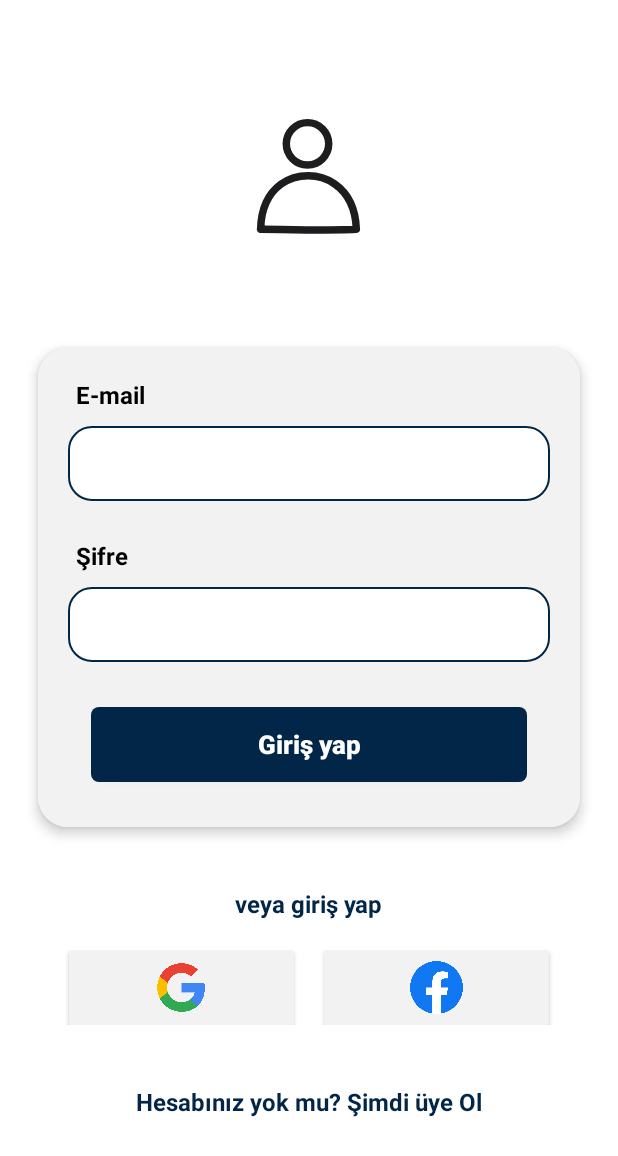
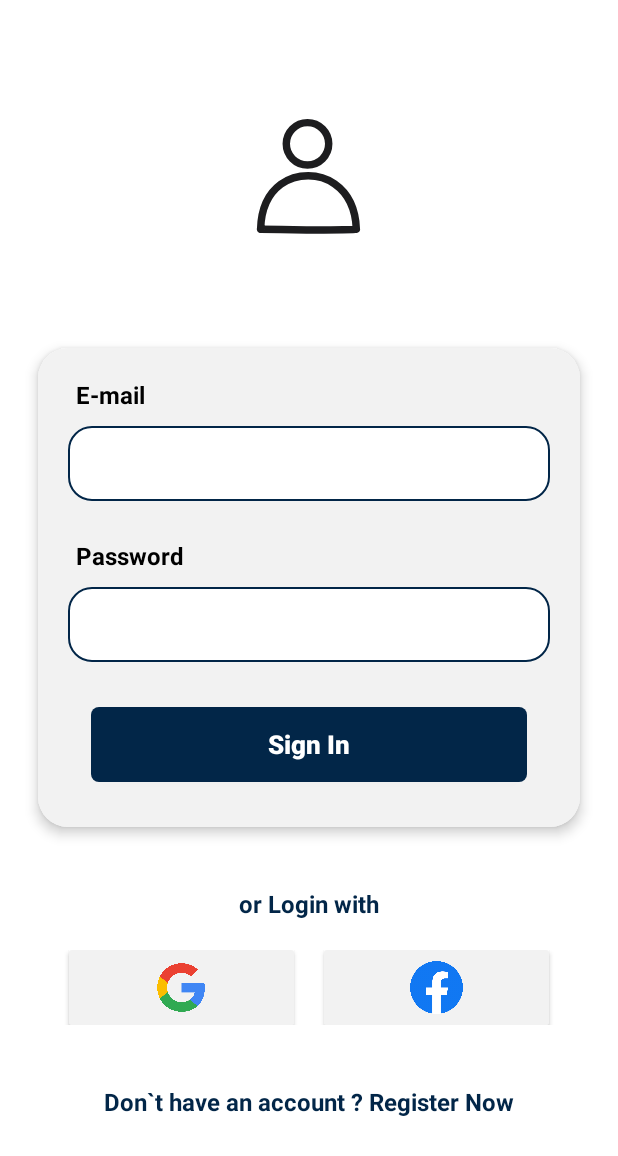
Before and after one commit to islamzadavusal/Hotels-Mobile-Application, an Android app: the screen it shows after launch (LoginActivity), on a phone screen of 412 x 824 dp. Shown: the top 1156 px of the screen. Run offline under Robolectric (Android 15) with nearby library versions, the phone set to English and light mode, and no system bars; our stand-ins replace Dagger/Hilt's generated code, Firebase (no records; nobody signed in at launch, a user with empty details on screens opened directly); libraries missing offline, so code that uses them is left out: com.facebook, com.facebook.login.

Commit message:
Solve Fix

```diff
--- a/app/src/main/res/values/strings.xml
+++ b/app/src/main/res/values/strings.xml
@@ -5,13 +5,13 @@
     <string name="error_login_detail">Check the information again.</string>
 
     <string name="email">E-mail</string>
-    <string name="password">Şifre</string>
-    <string name="sign_up">Üye olun</string>
-    <string name="or_register_with">veya Üye ol</string>
-    <string name="register_now">Hesabınız yok mu? Şimdi üye Ol</string>
-    <string name="do_you_have_an_account_continue_with_that_account">Hesabın var mı? Bu hesapla devam et</string>
-    <string name="or_login_with">veya giriş yap</string>
-    <string name="sign_in">Giriş yap</string>
+    <string name="password">Password</string>
+    <string name="sign_up">Sign Up</string>
+    <string name="or_register_with">or Register with</string>
+    <string name="register_now">Don`t have an account ? Register Now</string>
+    <string name="do_you_have_an_account_continue_with_that_account">Do you have an account? Continue with that account</string>
+    <string name="or_login_with">or Login with</string>
+    <string name="sign_in">Sign In</string>
 
 <!--    AUT-->
     <string name="facebook_app_id" translatable="false"> 289429107484345 </string>
--- a/features/hotels/src/main/java/com/islamzada/hotels/MainScreenFragment.kt
+++ b/features/hotels/src/main/java/com/islamzada/hotels/MainScreenFragment.kt
@@ -35,6 +35,7 @@ class MainScreenFragment : BaseFragment<FragmentMainScreenBinding, MainScreenVie
         binding.textViewWelcome.text =
             "Welcome, ${currentUser?.email.toString().toUpperCase()}".replace("@GMAIL.COM", "")
                 .replace("@CODE.EDU.AZ", "")
+                .replace("@GMAİL.COM", "")
 
         initRvAdapter()
 
```
Also changed, not shown: 1 other file.
